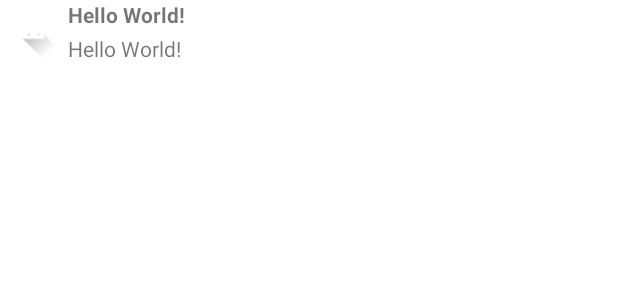
After one commit to HyeongminKim/YoutubePlayer, an Android app: the layout list_library_layout.xml on its own in the app's theme, with its tools: preview values and no code run, on a phone screen of 412 x 824 dp. The commit adds this screen. Shown: the top 300 px of the screen. Run offline under Robolectric (Android 15) with nearby library versions, the phone set to English and light mode, and no system bars.

Commit message:
미디어 리스트에 섬네일, 제목, 업로더를 표시하고 확장자 분리 표기

```diff
--- /dev/null
+++ b/YTPlayer/app/src/main/res/layout/list_library_layout.xml
@@ -0,0 +1,42 @@
+<?xml version="1.0" encoding="utf-8"?>
+<LinearLayout xmlns:android="http://schemas.android.com/apk/res/android"
+    android:orientation="horizontal"
+    android:layout_width="match_parent"
+    android:layout_height="wrap_content">
+
+    <ImageView
+        android:id="@+id/albumArt"
+        android:src="@drawable/ic_launcher_foreground"
+        android:adjustViewBounds="true"
+        android:padding="5dp"
+        android:layout_weight="1"
+        android:layout_width="0dp"
+        android:layout_height="match_parent"/>
+    <LinearLayout
+        android:orientation="vertical"
+        android:layout_weight="7"
+        android:layout_width="0dp"
+        android:layout_height="match_parent">
+        <TextView
+            android:id="@+id/title"
+            android:text="Hello World!"
+            android:textStyle="bold"
+            android:layout_weight="1"
+            android:layout_width="match_parent"
+            android:layout_height="0dp"/>
+        <TextView
+            android:id="@+id/uploader"
+            android:text="Hello World!"
+            android:layout_weight="1"
+            android:layout_width="match_parent"
+            android:layout_height="0dp"/>
+    </LinearLayout>
+    <TextView
+        android:id="@+id/extension"
+        android:textStyle="bold"
+        android:textColor="@color/purple_500"
+        android:gravity="center"
+        android:layout_weight="1"
+        android:layout_width="0dp"
+        android:layout_height="match_parent"/>
+</LinearLayout>
```
Also changed, not shown: YTPlayer/app/src/main/java/com/greengecko/ytplayer/LibraryListAdapter.java (added, +100 -0 lines), YTPlayer/app/src/main/java/com/greengecko/ytplayer/LibraryListItem.java (added, +40 -0 lines), YTPlayer/app/src/main/java/com/greengecko/ytplayer/MainActivity.java (+66 -23 lines), YTPlayer/app/src/main/java/com/greengecko/ytplayer/MediaDetail.java (+18 -5 lines), 1 other file.
